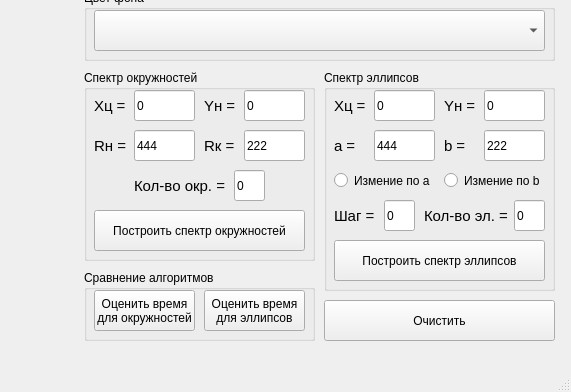
First picture: the form in Lab4/mainwindow.ui, repository Inlucker/ComputerGraphics, before the edit; both pictures show x 666 to 1237 and y 340 to 732 of the 1237 by 732 pixel window.
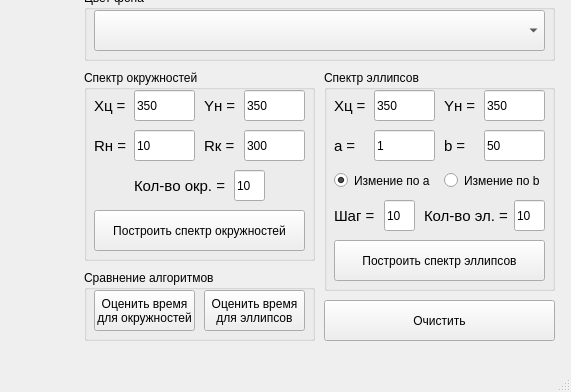
Second picture: the form after the edit.

Patch:
```diff
--- a/Lab4/mainwindow.ui
+++ b/Lab4/mainwindow.ui
@@ -307,7 +307,7 @@
       </rect>
      </property>
      <property name="text">
-      <string>0</string>
+      <string>350</string>
      </property>
     </widget>
     <widget class="QLabel" name="label_X_center_2">
@@ -338,7 +338,7 @@
       </rect>
      </property>
      <property name="text">
-      <string>0</string>
+      <string>350</string>
      </property>
     </widget>
     <widget class="QLineEdit" name="R1_Edit">
@@ -351,7 +351,7 @@
       </rect>
      </property>
      <property name="text">
-      <string>444</string>
+      <string>10</string>
      </property>
     </widget>
     <widget class="QLabel" name="label_R1_2">
@@ -400,7 +400,7 @@
       </rect>
      </property>
      <property name="text">
-      <string>222</string>
+      <string>300</string>
      </property>
     </widget>
     <widget class="QLineEdit" name="circle_number_Edit">
@@ -413,7 +413,7 @@
       </rect>
      </property>
      <property name="text">
-      <string>0</string>
+      <string>10</string>
      </property>
     </widget>
     <widget class="QLabel" name="label_circle_number">
@@ -488,7 +488,7 @@
       </rect>
      </property>
      <property name="text">
-      <string>0</string>
+      <string>350</string>
      </property>
     </widget>
     <widget class="QLabel" name="label_X_center_3">
@@ -519,7 +519,7 @@
       </rect>
      </property>
      <property name="text">
-      <string>0</string>
+      <string>350</string>
      </property>
     </widget>
     <widget class="QLineEdit" name="a_Edit_2">
@@ -532,7 +532,7 @@
       </rect>
      </property>
      <property name="text">
-      <string>444</string>
+      <string>1</string>
      </property>
     </widget>
     <widget class="QLabel" name="label_R1_3">
@@ -581,7 +581,7 @@
       </rect>
      </property>
      <property name="text">
-      <string>222</string>
+      <string>50</string>
      </property>
     </widget>
     <widget class="QLineEdit" name="ellipse_number_Edit">
@@ -594,7 +594,7 @@
       </rect>
      </property>
      <property name="text">
-      <string>0</string>
+      <string>10</string>
      </property>
     </widget>
     <widget class="QLabel" name="label_circle_number_2">
@@ -627,6 +627,9 @@
      <property name="text">
       <string>Измение по a</string>
      </property>
+     <property name="checked">
+      <bool>true</bool>
+     </property>
     </widget>
     <widget class="QRadioButton" name="radioButton_4">
      <property name="geometry">
@@ -669,7 +672,7 @@
       </rect>
      </property>
      <property name="text">
-      <string>0</string>
+      <string>10</string>
      </property>
     </widget>
     <widget class="QPushButton" name="pushButton_2">
```
Left out of the diff: 4 changed lines with no effect on the pictures.
